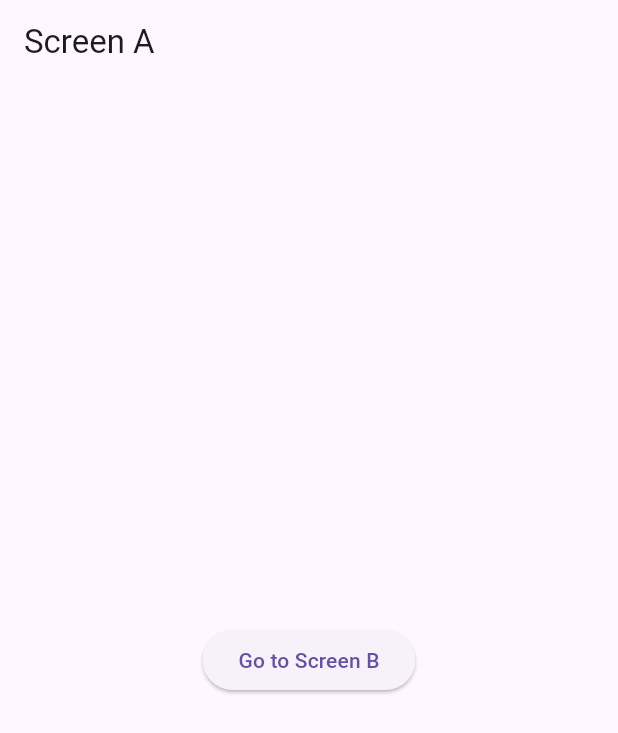
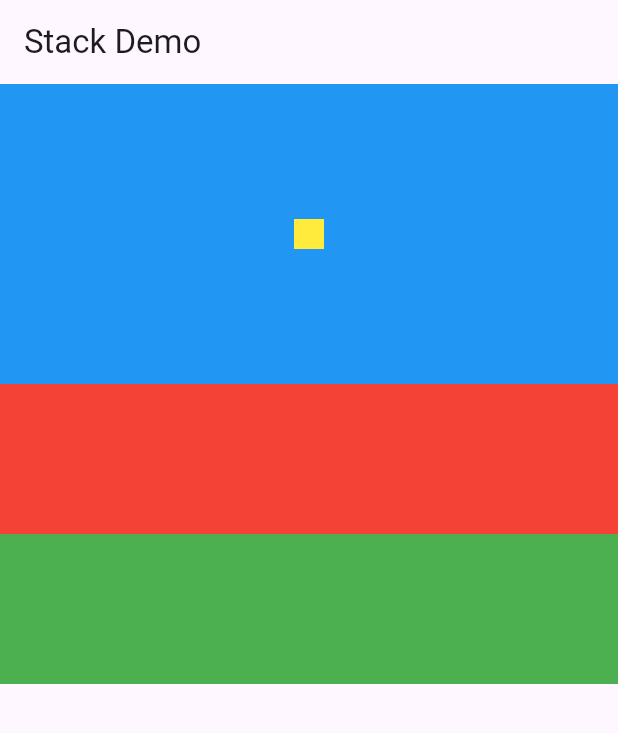
Before and after one commit to MuhammadAliKust/Flutter-B24, a Flutter app: the screen it shows after launch, on a phone screen of 412 x 824 dp. Shown: the top 733 px of the screen. Run offline on Flutter 3.47's test engine with Material 3 defaults, Android fonts, the light colour scheme and no system bars; our stand-ins replace smooth_page_indicator, string_validator.

```diff
--- a/lib/main.dart
+++ b/lib/main.dart
@@ -1,11 +1,14 @@
 import 'package:flutter/material.dart';
 import 'package:flutter_b24/asset_image.dart';
+import 'package:flutter_b24/date_picker.dart';
 import 'package:flutter_b24/dialog_box.dart';
 import 'package:flutter_b24/page_view.dart';
 import 'package:flutter_b24/providers/user.dart';
 import 'package:flutter_b24/screen_a.dart';
 import 'package:flutter_b24/single_selection.dart';
+import 'package:flutter_b24/stack.dart';
 import 'package:flutter_b24/tabbar_view.dart';
+import 'package:flutter_b24/time_picker.dart';
 import 'package:provider/provider.dart';
 
 import 'bottom_bar.dart';
@@ -31,6 +34,6 @@ class MyApp extends StatelessWidget {
 
   @override
   Widget build(BuildContext context) {
-    return MaterialApp(home: ScreenAView());
+    return MaterialApp(home: StackDemo());
   }
 }
--- /dev/null
+++ b/lib/stack.dart
@@ -0,0 +1,49 @@
+import 'package:flutter/material.dart';
+
+class StackDemo extends StatelessWidget {
+  const StackDemo({super.key});
+
+  @override
+  Widget build(BuildContext context) {
+    return Scaffold(
+      appBar: AppBar(title: Text("Stack Demo")),
+      body: Stack(
+        children: [
+          Container(
+            height: 400,
+            width: MediaQuery.of(context).size.width,
+            color: Colors.green,
+          ),
+          Container(
+            height: 300,
+            width: MediaQuery.of(context).size.width,
+            color: Colors.red,
+          ),
+          Stack(
+            children: [
+              Container(
+                height: 200,
+                width: MediaQuery.of(context).size.width,
+                color: Colors.blue,
+              ),
+              Positioned.fill(
+                child: Align(
+                  alignment: Alignment.center,
+                  child: Container(height: 20, width: 20, color: Colors.yellow),
+                ),
+              ),
+            ],
+          ),
+
+          // Container(height: 200, width: 200, color: Colors.blue),
+          // Container(height: 170, width: 170, color: Colors.yellow),
+          // Container(height: 150, width: 150, color: Colors.green),
+          // Padding(
+          //   padding: const EdgeInsets.all(8.0),
+          //   child: Text("Stack Demo", style: TextStyle(fontSize: 40)),
+          // ),
+        ],
+      ),
+    );
+  }
+}
--- a/pubspec.yaml
+++ b/pubspec.yaml
@@ -37,6 +37,7 @@ dependencies:
   string_validator: ^1.2.0
   smooth_page_indicator: ^1.2.1
   provider: ^6.1.5
+  intl: ^0.20.2
 
 dev_dependencies:
   flutter_test:
```
Also changed, not shown: lib/date_picker.dart (added, +43 -0 lines), lib/login.dart (+6 -3 lines), lib/time_picker.dart (added, +44 -0 lines), pubspec.lock.
